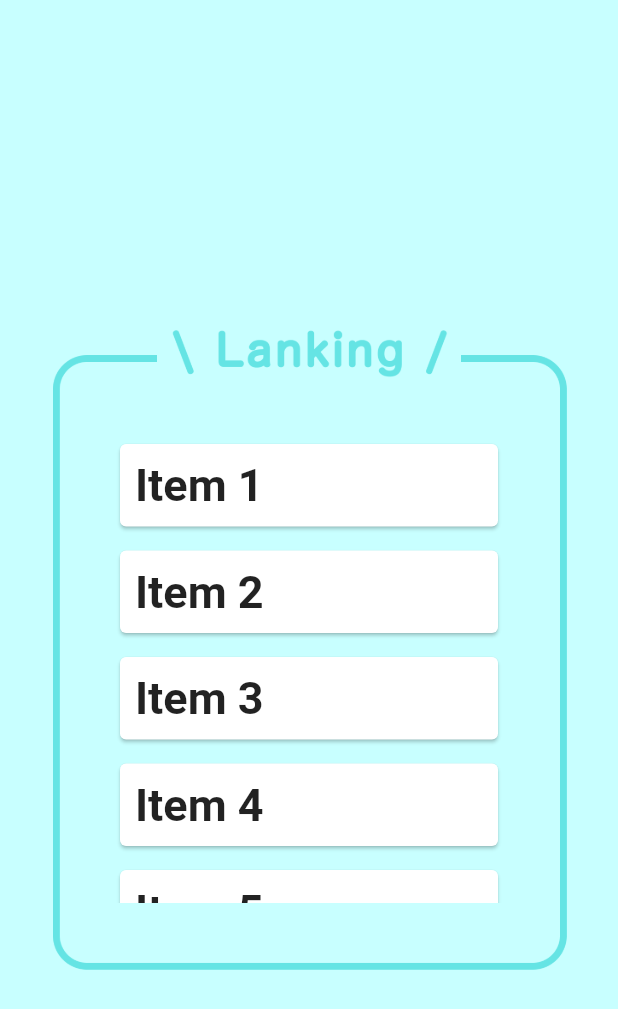
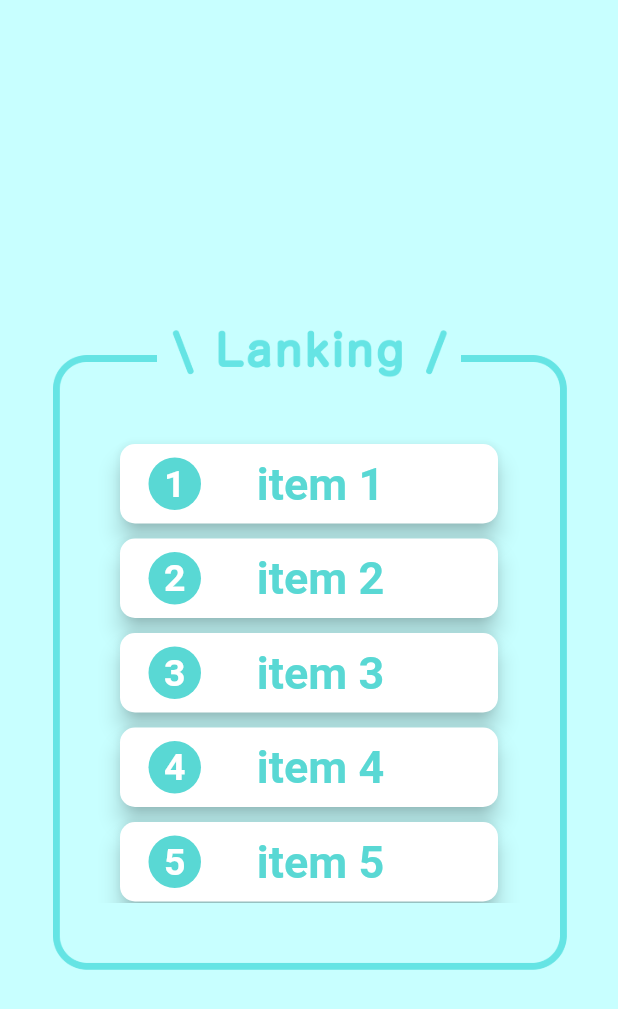
Before and after one commit to Jin2003/kishoutenketsu_rta, a Flutter app: the LankingPage screen opened directly, on a phone screen of 412 x 824 dp. Shown: the top 1009 px of the screen. Run offline on Flutter 3.47's test engine with Material 2 defaults, Android fonts, the phone set to English and light mode, and no system bars; our stand-ins replace curved_navigation_bar, google_fonts.

Commit message:
[change] lanking_page

```diff
--- a/lib/view/pages/lanking_page.dart
+++ b/lib/view/pages/lanking_page.dart
@@ -1,6 +1,7 @@
 import 'package:flutter/material.dart';
 import 'package:flutter/src/widgets/framework.dart';
 import 'package:flutter/src/widgets/placeholder.dart';
+import 'package:kishoutenketsu_rta/view/constant.dart';
 
 class LankingPage extends StatefulWidget {
   const LankingPage({super.key});
@@ -30,7 +31,7 @@ class _LankingPageState extends State<LankingPage> {
                 child: ListView.separated(
                   padding: const EdgeInsets.all(20),
                   separatorBuilder: (context, index) =>
-                      const SizedBox(height: 8),
+                      const SizedBox(height: 2),
                   itemCount: 10,
                   itemBuilder: (context, index) => _buildCard(index + 1),
                 ),
@@ -43,11 +44,54 @@ class _LankingPageState extends State<LankingPage> {
 
 Widget _buildCard(int index) {
   return Card(
-    child: Container(
-      margin: const EdgeInsets.all(10),
-      child: Text(
-        'Item $index',
-        style: const TextStyle(fontSize: 30, fontWeight: FontWeight.bold),
+    elevation: 6,
+    shape: RoundedRectangleBorder(
+      borderRadius: BorderRadius.circular(10),
+    ),
+    child: Padding(
+      padding: const EdgeInsets.all(9.0),
+      child: Row(
+        children: [
+          SizedBox(
+            width: 10,
+            height: 0,
+          ),
+          Container(
+            width: 35,
+            height: 35,
+            decoration: BoxDecoration(
+              color: Constant.mainColor,
+              shape: BoxShape.circle,
+            ),
+            child: Center(
+              child: Text(
+                '$index',
+                style: const TextStyle(
+                    fontSize: 25,
+                    fontWeight: FontWeight.bold,
+                    color: Constant.white),
+              ),
+            ),
+          ),
+          Text(
+            '$index',
+            style: const TextStyle(
+                fontSize: 30,
+                fontWeight: FontWeight.bold,
+                color: Constant.white),
+          ),
+          SizedBox(
+            width: 20,
+            height: 0,
+          ),
+          Text(
+            'item $index',
+            style: const TextStyle(
+                fontSize: 30,
+                fontWeight: FontWeight.bold,
+                color: Constant.mainColor),
+          ),
+        ],
       ),
     ),
   );
```
